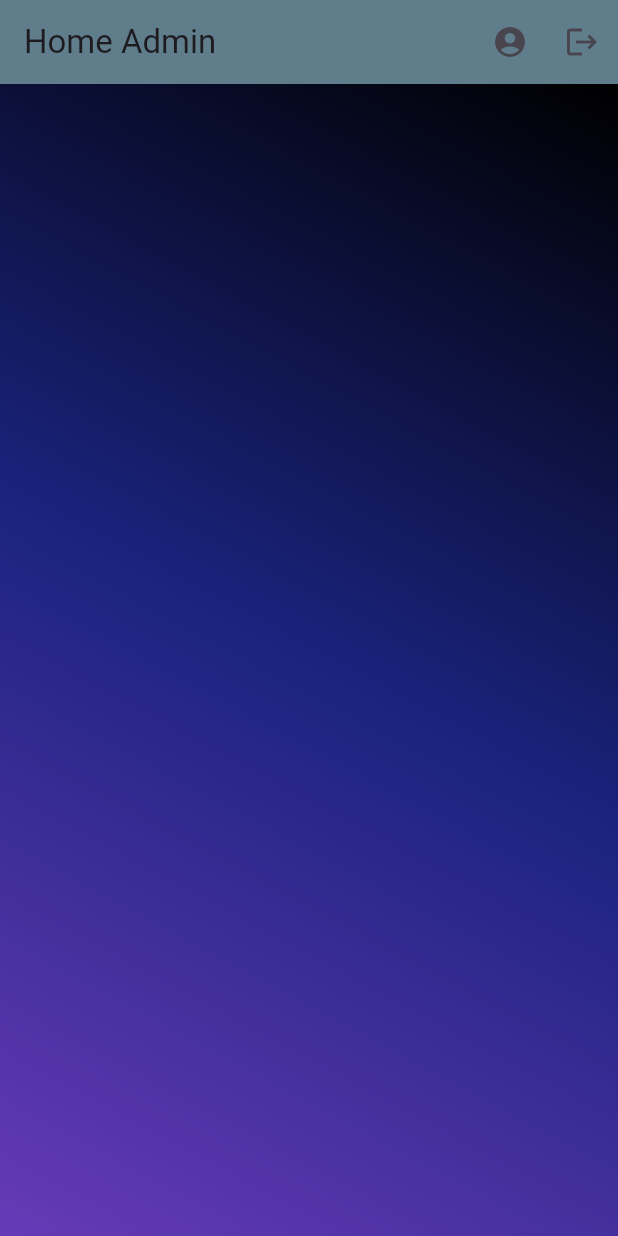
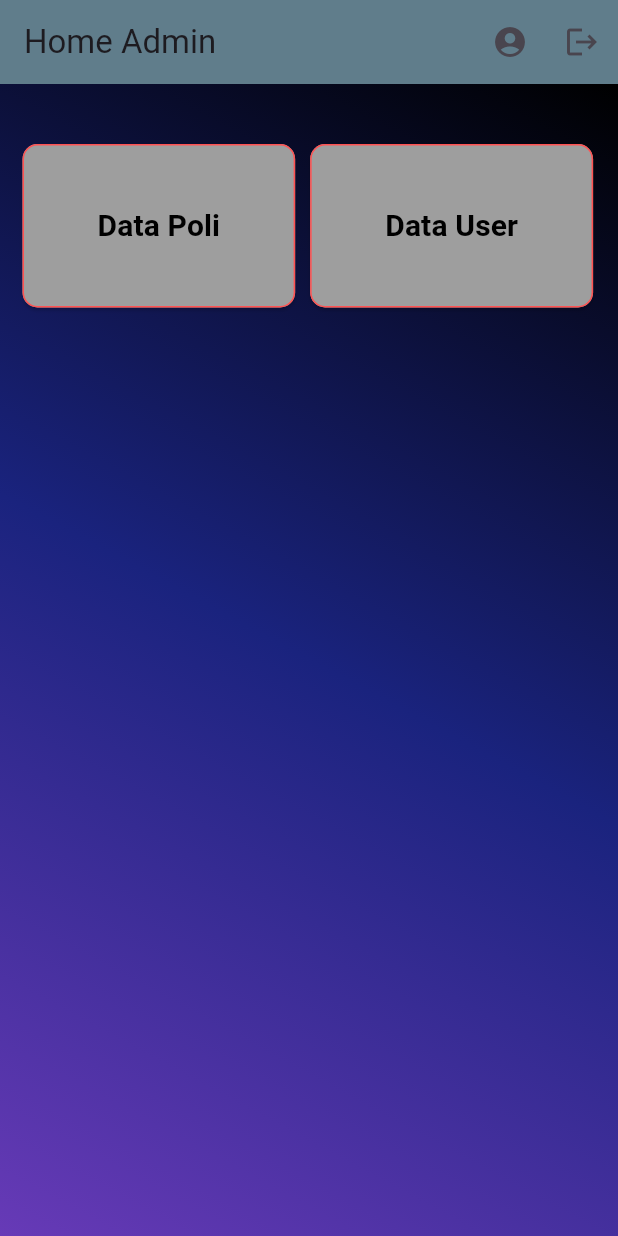
Before and after one commit to ShinDSR/007_Aplikasi-manajemen-jadwal-kerja-dokter, a Flutter app: the HomeAdmin screen opened directly, on a phone screen of 412 x 824 dp. Run offline on Flutter 3.47's test engine with Material 2 defaults, Android fonts, the phone set to English and light mode, and no system bars; our stand-ins replace cloud_firestore, firebase_auth, firebase_core; accounts and stored records are empty.

Commit message:
Add 2 button on home_admin for poli & user

```diff
--- a/lib/view/home/home_admin.dart
+++ b/lib/view/home/home_admin.dart
@@ -2,6 +2,8 @@ import 'package:flutter/material.dart';
 
 import '../../controller/user_controller.dart';
 import '../log/login.dart';
+import '../poli/poli.dart';
+import '../user/user_for_admin.dart';
 
 class HomeAdmin extends StatefulWidget {
   const HomeAdmin({super.key});
@@ -42,12 +44,8 @@ class _HomeAdminState extends State<HomeAdmin> {
                     content: const Text('Apakah anda yakin ingin logout?'),
                     actions: [
                       TextButton(
-                        onPressed: () => Navigator.pushReplacement(
-                          context,
-                          MaterialPageRoute(
-                            builder: (context) => Login()
-                          )
-                        ),
+                        onPressed: () => Navigator.pushReplacement(context,
+                            MaterialPageRoute(builder: (context) => Login())),
                         child: Text('Ya'.toUpperCase()),
                       ),
                       TextButton(
@@ -74,7 +72,64 @@ class _HomeAdminState extends State<HomeAdmin> {
             ],
           ),
         ),
-
+        child: SafeArea(
+            child: Padding(
+          padding: EdgeInsets.all(10),
+          child: Form(
+            key: form,
+            child: Column(children: [
+              const SizedBox(height: 30),
+              Row(
+                children: [
+                  const SizedBox(width: 5),
+                  ElevatedButton(
+                      child: const Text(
+                        'Data Poli',
+                        style: TextStyle(
+                            color: Colors.black,
+                            fontSize: 20,
+                            fontWeight: FontWeight.bold),
+                      ),
+                      style: ElevatedButton.styleFrom(
+                        primary: Colors.grey,
+                        padding: const EdgeInsets.symmetric(
+                            horizontal: 50, vertical: 40),
+                        shape: RoundedRectangleBorder(
+                            borderRadius: BorderRadius.circular(10),
+                            side: BorderSide(color: Colors.redAccent)),
+                      ),
+                      onPressed: () {
+                        Navigator.push(context,
+                            MaterialPageRoute(builder: (context) => Poli()));
+                      }),
+                  const SizedBox(width: 10),
+                  ElevatedButton(
+                      child: const Text(
+                        'Data User',
+                        style: TextStyle(
+                            color: Colors.black,
+                            fontSize: 20,
+                            fontWeight: FontWeight.bold),
+                      ),
+                      style: ElevatedButton.styleFrom(
+                        primary: Colors.grey,
+                        padding: const EdgeInsets.symmetric(
+                            horizontal: 50, vertical: 40),
+                        shape: RoundedRectangleBorder(
+                            borderRadius: BorderRadius.circular(10),
+                            side: BorderSide(color: Colors.redAccent)),
+                      ),
+                      onPressed: () {
+                        Navigator.push(
+                            context,
+                            MaterialPageRoute(
+                                builder: (context) => UserForAdmin()));
+                      })
+                ],
+              ),
+            ]),
+          ),
+        )),
       ),
     );
   }
```
